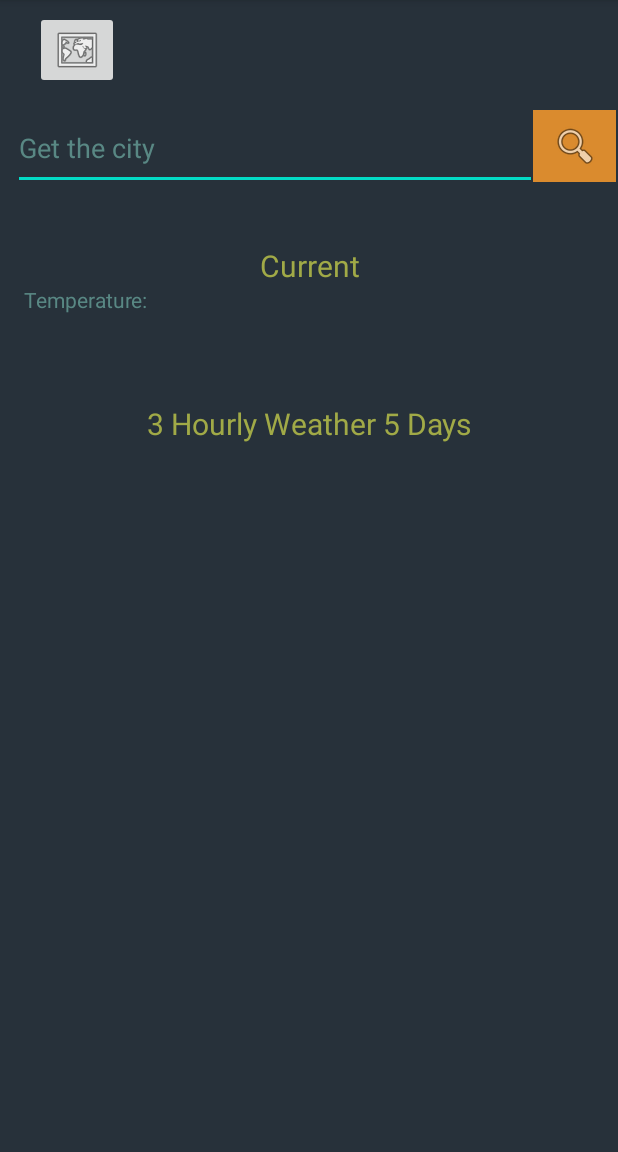
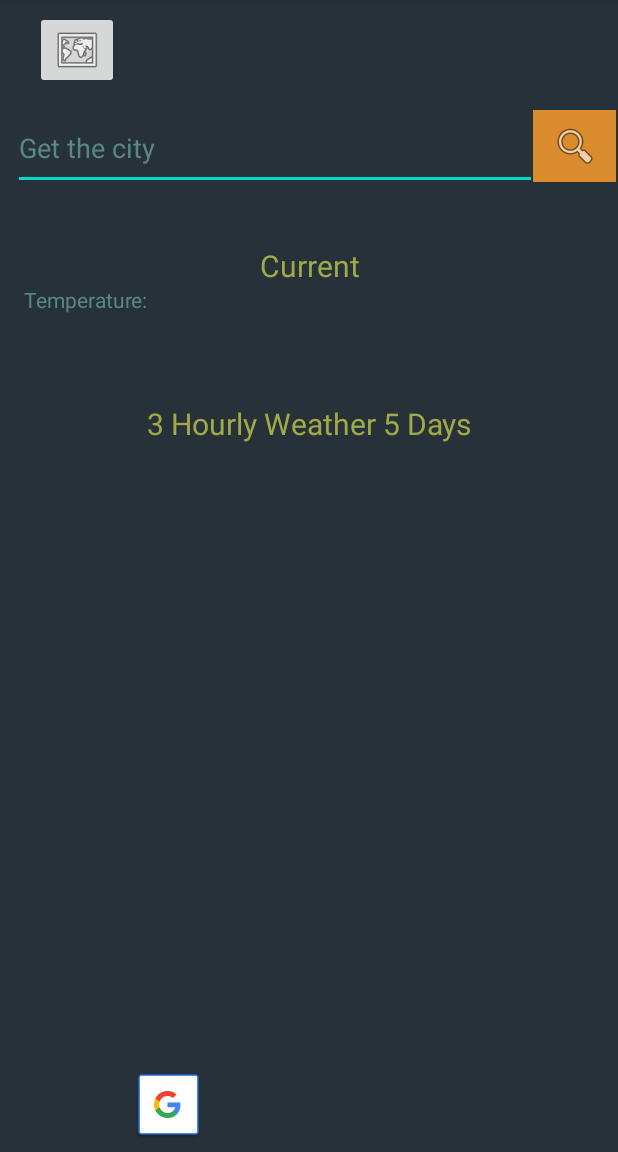
Before and after one commit to LessThanJunior/MobileApp, an Android app: the MainActivity screen opened directly, with no data from a screen before it, on a phone screen of 412 x 824 dp, the part 84-1236 px from its top. Run offline under Robolectric (Android 15) with nearby library versions, the phone set to English and light mode, and no system bars; our stand-ins replace Volley.

Commit message:
Add GoogleSign and TODO: FacebookSign

```diff
--- a/app/build.gradle
+++ b/app/build.gradle
@@ -43,6 +43,7 @@ dependencies {
     implementation 'androidx.constraintlayout:constraintlayout:2.1.3'
     implementation 'androidx.appcompat:appcompat:1.0.0'
     implementation 'androidx.recyclerview:recyclerview:1.0.0'
+    implementation 'com.google.android.gms:play-services-auth:20.4.0'
     implementation 'com.android.volley:volley:1.2.1'
     testImplementation 'junit:junit:4.13.2'
     androidTestImplementation 'androidx.test.ext:junit:1.1.3'
--- a/app/src/main/java/com/example/practice/MainActivity.java
+++ b/app/src/main/java/com/example/practice/MainActivity.java
@@ -1,5 +1,6 @@
 package com.example.practice;
 
+import static androidx.constraintlayout.helper.widget.MotionEffect.TAG;
 import static java.security.AccessController.getContext;
 
 import androidx.appcompat.app.AppCompatActivity;
@@ -10,9 +11,11 @@ import android.content.Intent;
 import android.os.Bundle;
 import android.text.Editable;
 import android.text.TextWatcher;
+import android.util.Log;
 import android.view.View;
 import android.widget.EditText;
 import android.widget.ImageButton;
+import android.widget.ImageView;
 import android.widget.TextView;
 import android.widget.Toast;
 
@@ -22,6 +25,12 @@ import com.android.volley.Response;
 import com.android.volley.VolleyError;
 import com.android.volley.toolbox.StringRequest;
 import com.android.volley.toolbox.Volley;
+import com.google.android.gms.auth.api.signin.GoogleSignIn;
+import com.google.android.gms.auth.api.signin.GoogleSignInAccount;
+import com.google.android.gms.auth.api.signin.GoogleSignInClient;
+import com.google.android.gms.auth.api.signin.GoogleSignInOptions;
+import com.google.android.gms.common.api.ApiException;
+import com.google.android.gms.tasks.Task;
 
 import org.json.JSONArray;
 import org.json.JSONException;
@@ -30,6 +39,9 @@ import org.json.JSONObject;
 import java.util.ArrayList;
 
 public class MainActivity extends AppCompatActivity{
+    GoogleSignInOptions gso;
+    GoogleSignInClient gsc;
+    ImageView googleBtn;
     EditText edit_text;
     ImageButton image_button;
     TextView text_view;
@@ -49,6 +61,23 @@ public class MainActivity extends AppCompatActivity{
         edit_text.setText(fName, TextView.BufferType.EDITABLE);
         image_button = (ImageButton)findViewById(R.id.imageButton);
         text_view = (TextView)findViewById(R.id.textView);
+        googleBtn = (ImageView) findViewById(R.id.google_btn);
+
+        gso = new GoogleSignInOptions.Builder(GoogleSignInOptions.DEFAULT_SIGN_IN).requestEmail().build();
+        gsc = GoogleSignIn.getClient(MainActivity.this,gso);
+
+        GoogleSignInAccount acct = GoogleSignIn.getLastSignedInAccount(this);
+        if(acct!=null){
+            navigateToSecondActivity();
+        }
+
+
+        googleBtn.setOnClickListener(new View.OnClickListener() {
+            @Override
+            public void onClick(View v) {
+                signIn();
+            }
+        });
         image_button.setOnClickListener(new View.OnClickListener() {
             @Override
             public void onClick(View view) {
@@ -120,4 +149,28 @@ public class MainActivity extends AppCompatActivity{
             }
         });
     }
+    void signIn(){
+        Intent signInIntent = gsc.getSignInIntent();
+        startActivityForResult(signInIntent,1000);
+    }
+
+    @Override
+    protected void onActivityResult(int requestCode, int resultCode,Intent data) {
+        super.onActivityResult(requestCode, resultCode, data);
+        if(requestCode == 1000){
+            Task<GoogleSignInAccount> task = GoogleSignIn.getSignedInAccountFromIntent(data);
+            try {
+                task.getResult(ApiException.class);
+                navigateToSecondActivity();
+            } catch (ApiException e) {
+                Log.w(TAG, "signInResult:failed code=" + e.getStatusCode());
+            }
+        }
+
+    }
+    void navigateToSecondActivity(){
+        finish();
+        Intent intent = new Intent(MainActivity.this,GoogleSign.class);
+        startActivity(intent);
+    }
 }
--- a/app/src/main/res/layout/activity_main.xml
+++ b/app/src/main/res/layout/activity_main.xml
@@ -87,12 +87,13 @@
 
   <androidx.recyclerview.widget.RecyclerView
       android:id="@+id/rvWeather"
-      android:layout_width="417dp"
-      android:layout_height="452dp"
-      android:layout_marginTop="23dp"
+      android:layout_width="410dp"
+      android:layout_height="344dp"
+      android:layout_marginStart="2dp"
+      android:layout_marginTop="40dp"
       android:layout_marginEnd="4dp"
-      android:layout_marginBottom="3dp"
-      app:layout_constraintBottom_toBottomOf="parent"
+      android:layout_marginBottom="8dp"
+      app:layout_constraintBottom_toTopOf="@+id/google_btn"
       app:layout_constraintEnd_toEndOf="parent"
       app:layout_constraintStart_toStartOf="parent"
       app:layout_constraintTop_toBottomOf="@+id/hourly_weather_info" />
@@ -110,4 +111,14 @@
       app:layout_constraintStart_toStartOf="parent"
       app:layout_constraintTop_toTopOf="parent"
       app:srcCompat="@android:drawable/ic_menu_mapmode" />
+
+  <ImageView
+      android:id="@+id/google_btn"
+      android:layout_width="wrap_content"
+      android:layout_height="wrap_content"
+      android:layout_marginStart="88dp"
+      android:layout_marginBottom="7dp"
+      app:layout_constraintBottom_toBottomOf="parent"
+      app:layout_constraintStart_toStartOf="parent"
+      app:srcCompat="@drawable/common_google_signin_btn_icon_dark" />
 </androidx.constraintlayout.widget.ConstraintLayout>
```
Also changed, not shown: app/src/main/AndroidManifest.xml (+21 -5 lines), app/src/main/java/com/example/practice/FacebookSign.java (added, +14 -0 lines), app/src/main/java/com/example/practice/GoogleSign.java (added, +65 -0 lines), app/src/main/res/layout/activity_facebook_sign.xml (added, +9 -0 lines), app/src/main/res/layout/activity_google_sign.xml (added, +45 -0 lines).
